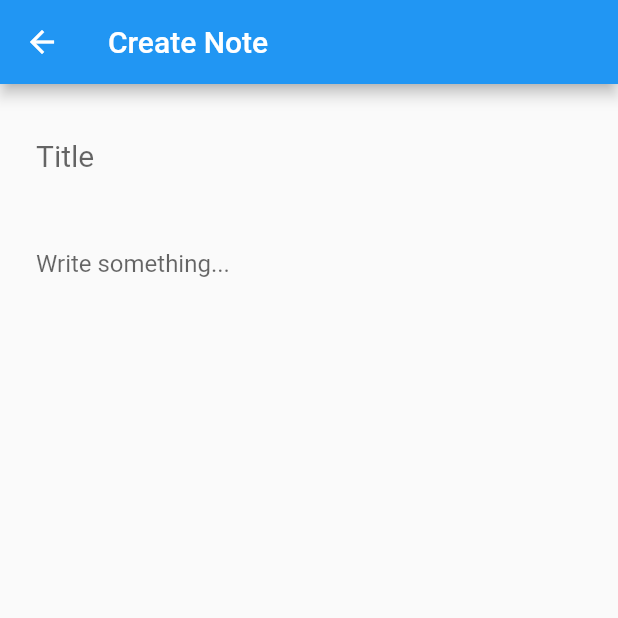
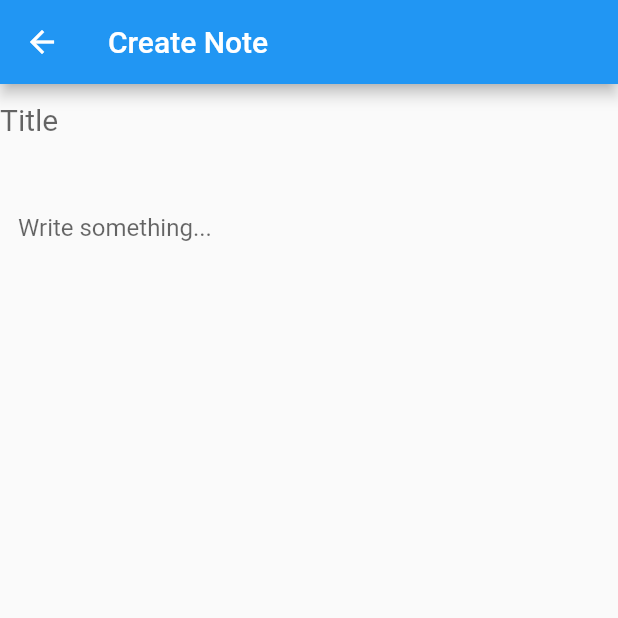
Before and after one commit to edemekong/todome, a Flutter app: the screen it shows after launch, after a tap on the "add" icon, on a phone screen of 412 x 824 dp, the top half of it. Run offline on Flutter 3.47's test engine with Material 2 defaults, Android fonts, the phone set to English and light mode, and no system bars.

```diff
--- a/lib/components/note_card.dart
+++ b/lib/components/note_card.dart
@@ -21,7 +21,10 @@ class NoteCard extends StatelessWidget {
       subtitle: Column(
         crossAxisAlignment: CrossAxisAlignment.start,
         children: [
-          Text(note.description),
+          Text(
+            note.description,
+            maxLines: 2,
+          ),
           const SizedBox(height: 8),
           Text(
             note.createdAt.toIso8601String(),
--- a/lib/screens/add_note.dart
+++ b/lib/screens/add_note.dart
@@ -14,8 +14,12 @@ class _NoteScreenState extends State<AddNoteScreen> {
   String title = "";
   String description = "";
 
+  late FocusNode myFocusNode;
+
   @override
   void initState() {
+    myFocusNode = FocusNode();
+
     title = widget.note?.title ?? "";
     description = widget.note?.description ?? "";
 
@@ -52,9 +56,7 @@ class _NoteScreenState extends State<AddNoteScreen> {
           },
         ),
       ),
-      body: SingleChildScrollView(
-        padding: const EdgeInsets.all(24),
-        child: Column(
+      body: Column(
         children: [
           TextField(
             controller: TextEditingController(text: widget.note?.title),
@@ -69,19 +71,30 @@ class _NoteScreenState extends State<AddNoteScreen> {
             ),
           ),
           const SizedBox(height: 24),
-            TextField(
+          Expanded(
+            child: TextField(
+              focusNode: myFocusNode,
+              onTap: () {
+                if (myFocusNode.hasFocus) {
+                  myFocusNode.unfocus();
+                } else {
+                  myFocusNode.requestFocus();
+                }
+              },
               controller: TextEditingController(text: widget.note?.description),
               onChanged: (String? value) {
                 description = value!;
               },
               maxLines: null,
-              decoration: const InputDecoration(
+              decoration: InputDecoration(
+                fillColor: Theme.of(context).scaffoldBackgroundColor,
+                filled: true,
                 hintText: "Write something...",
                 border: InputBorder.none,
               ),
             ),
+          ),
         ],
-        ),
       ),
     );
   }
--- a/lib/screens/home.dart
+++ b/lib/screens/home.dart
@@ -22,10 +22,16 @@ class _HomeScreenState extends State<HomeScreen> {
       appBar: AppBar(
         title: const Text("Todome"),
       ),
-      body: ListView(
-        children: [
-          for (int index = 0; index < noteList.length; index++) ...<Widget>[
-            NoteCard(
+      body: ListView.builder(
+        itemCount: noteList.length,
+        itemBuilder: (context, index) {
+          return NoteCard(
+            onDelete: () {
+              setState(() {
+                noteList.removeAt(index);
+              });
+            },
+            note: noteList[index],
             ontTap: () {
               Navigator.push<Note>(
                   context,
@@ -44,14 +50,8 @@ class _HomeScreenState extends State<HomeScreen> {
                 },
               );
             },
-                onDelete: () {
-                  setState(() {
-                    noteList.removeAt(index);
-                  });
+          );
         },
-                note: noteList[index]),
-          ],
-        ],
       ),
       floatingActionButton: FloatingActionButton(
         onPressed: () {
@@ -70,5 +70,3 @@ class _HomeScreenState extends State<HomeScreen> {
     );
   }
 }
-
-sum() => 1 + 2;
```
Lines whose indentation alone changed are shown as unchanged.
